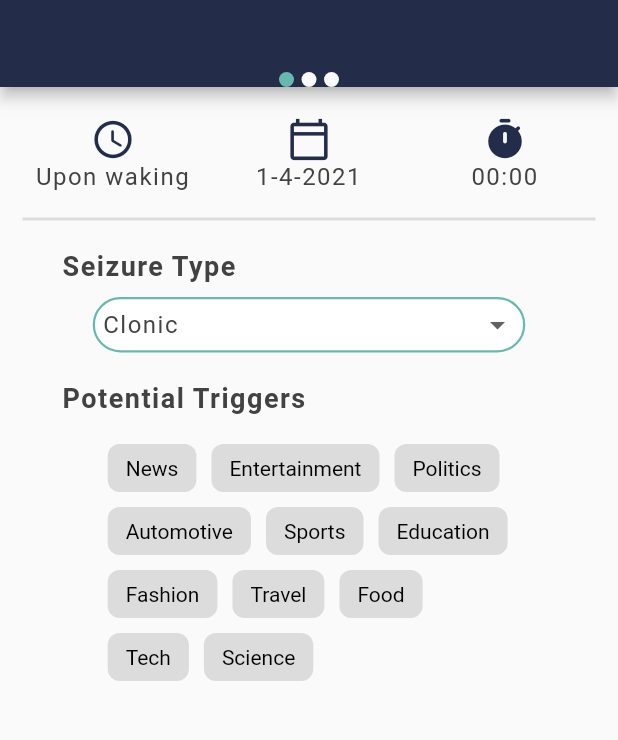
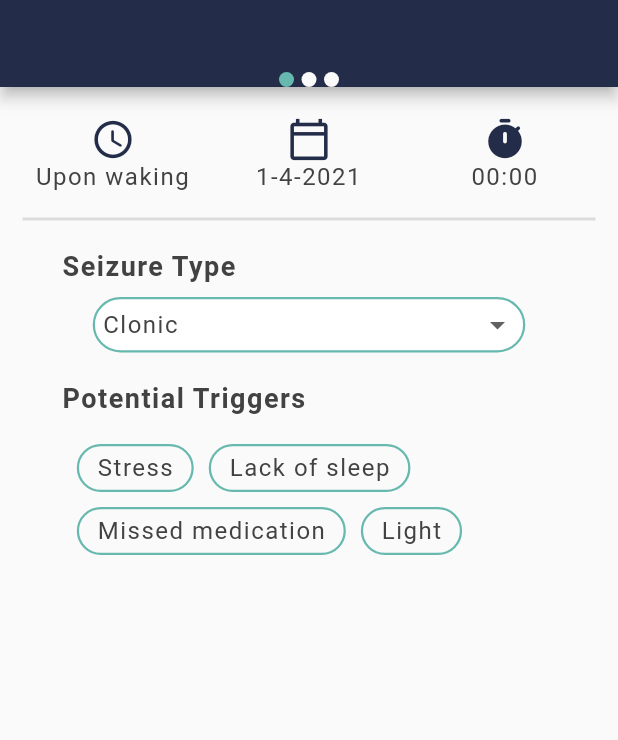
Before and after one commit to PIA-Group/Epilappsy, a Flutter app: the AddSeizurePage screen opened directly, on a phone screen of 412 x 824 dp, the part 63-803 px from its top. Run offline on Flutter 3.47's test engine with Material 2 defaults, Android fonts, the phone set to English and light mode, and no system bars; drawn by our look-alikes of chips_choice; our stand-ins replace charts_flutter, cloud_firestore, firebase_auth, firebase_core, firebase_database, material_design_icons_flutter and 6 more; missing offline and left inert: dart:ffi, flutter_barcode_scanner, flutter_circular_slider, slide_countdown_clock, transformer_page_view; accounts and stored records are empty; Roboto replaces fonts that are missing (Gill, Hind).

```diff
--- a/lib/Pages/AddSeizure/AddSeizurePage.dart
+++ b/lib/Pages/AddSeizure/AddSeizurePage.dart
@@ -16,6 +16,9 @@ class _AddSeizurePageState extends State<AddSeizurePage> {
   // QuestionsPage1
   ValueNotifier<List<DateTime>> datePicker = ValueNotifier([]);
   ValueNotifier<String> duration = ValueNotifier('00:00:00.0');
+  ValueNotifier<List<String>> triggerChoices = ValueNotifier([]);
+  ValueNotifier<List<String>> triggerOptions =
+      ValueNotifier(['Stress', 'Lack of sleep', 'Missed medication', 'Light']);
   ValueNotifier<String> seizureType = ValueNotifier('');
   ValueNotifier<String> seizureItem = ValueNotifier('');
   ValueNotifier<int> timeOfSeizureIndex = ValueNotifier(0);
@@ -122,7 +125,10 @@ class _AddSeizurePageState extends State<AddSeizurePage> {
         seizureItem: seizureItem,
         timeOfSeizureIndex: timeOfSeizureIndex,
         seizureTypes: seizureTypes,
-          seizureTypesItems: seizureTypesItems),
+        seizureTypesItems: seizureTypesItems,
+        triggerOptions: triggerOptions,
+        triggerChoices: triggerChoices,
+      ),
       QuestionsPage2(
         preSymptomLabels: preSymptomLabels,
         duringSymptomLabels: duringSymptomLabels,
--- a/lib/Pages/AddSeizure/QuestionsPage1.dart
+++ b/lib/Pages/AddSeizure/QuestionsPage1.dart
@@ -15,6 +15,8 @@ class QuestionsPage1 extends StatefulWidget {
   final ValueNotifier<int> timeOfSeizureIndex;
   List<String> seizureTypes;
   List<String> seizureTypesItems;
+  final ValueNotifier<List<String>> triggerChoices;
+  final ValueNotifier<List<String>> triggerOptions;
 
   QuestionsPage1(
       {this.datePicker,
@@ -23,7 +25,9 @@ class QuestionsPage1 extends StatefulWidget {
       this.seizureItem,
       this.timeOfSeizureIndex,
       this.seizureTypes,
-      this.seizureTypesItems});
+      this.seizureTypesItems,
+      this.triggerChoices,
+      this.triggerOptions});
 
   @override
   _QuestionsPage1State createState() => _QuestionsPage1State();
@@ -62,16 +66,6 @@ class _QuestionsPage1State extends State<QuestionsPage1> {
     QuestionnaireTile(icon: MdiIcons.weatherSunsetDown, label: 'Afternoon'),
     QuestionnaireTile(icon: Icons.nights_stay_outlined, label: 'Night'),
     QuestionnaireTile(icon: MdiIcons.sleep, label: 'While sleeping'),
-  ];
-
-  List<String> tags = [];
-
-  // list of string options
-  List<String> options = [
-    'News', 'Entertainment', 'Politics',
-    'Automotive', 'Sports', 'Education',
-    'Fashion', 'Travel', 'Food', 'Tech',
-    'Science',
   ];
 
   @override
@@ -248,18 +242,23 @@ class _QuestionsPage1State extends State<QuestionsPage1> {
       SizedBox(height: 10),
       Padding(
         padding: EdgeInsets.symmetric(
-            horizontal: MediaQuery.of(context).size.width * 0.15),
+            horizontal: MediaQuery.of(context).size.width * 0.1),
         child: ChipsChoice<String>.multiple(
-          value: tags,
-          onChanged: (val) => setState(() => tags = val),
+          value: widget.triggerChoices.value,
+          onChanged: (val) => setState(() => widget.triggerChoices.value = val),
+          choiceStyle: C2ChoiceStyle(
+              borderColor: DefaultColors.accentColor,
+              borderWidth: 1.5,
+              labelStyle: MyTextStyle(),
+              color: DefaultColors.accentColor,
+              borderRadius: const BorderRadius.all(Radius.circular(20))),
           choiceItems: C2Choice.listFrom<String, String>(
-            source: options,
+            source: widget.triggerOptions.value,
             value: (i, v) => v,
             label: (i, v) => v,
             tooltip: (i, v) => v,
           ),
           wrapped: true,
-          textDirection: TextDirection.rtl,
         ),
       ),
     ]);
```
Lines whose indentation alone changed are shown as unchanged.
